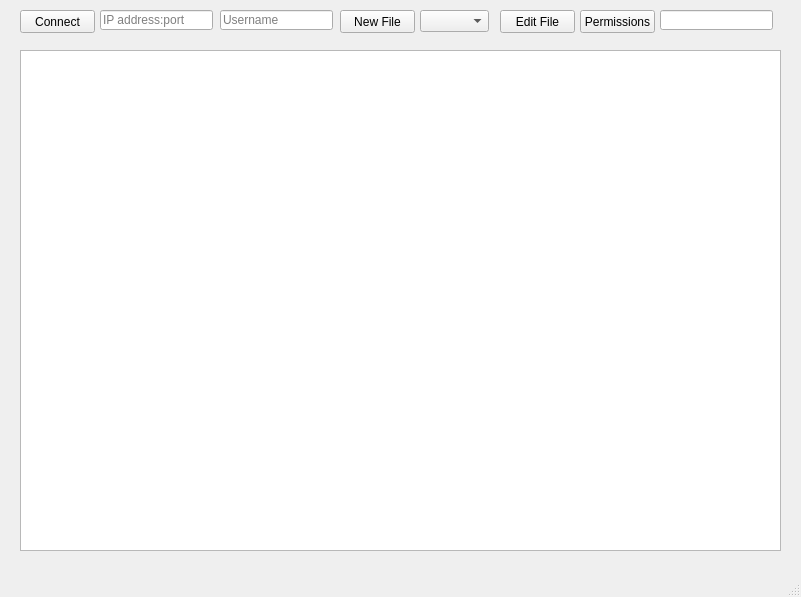
Above: src/GUI_client.ui from AnnabellKuldmaa/ds16 before the change. Below: the same form after it.
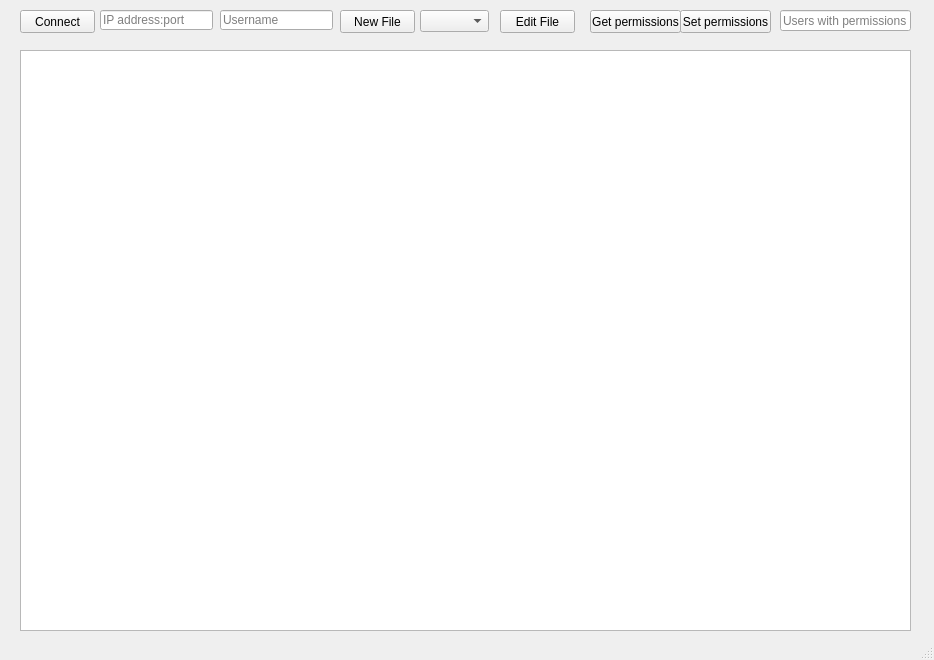
That is the form after the change.

What changed in the file:
```diff
--- a/src/GUI_client.ui
+++ b/src/GUI_client.ui
@@ -6,8 +6,8 @@
    <rect>
     <x>0</x>
     <y>0</y>
-    <width>801</width>
-    <height>597</height>
+    <width>934</width>
+    <height>660</height>
    </rect>
   </property>
   <property name="windowTitle">
@@ -19,8 +19,8 @@
      <rect>
       <x>20</x>
       <y>50</y>
-      <width>761</width>
-      <height>501</height>
+      <width>891</width>
+      <height>581</height>
      </rect>
     </property>
    </widget>
@@ -53,14 +53,14 @@
    <widget class="QPushButton" name="perm_btn">
     <property name="geometry">
      <rect>
-      <x>580</x>
+      <x>680</x>
       <y>10</y>
-      <width>75</width>
+      <width>91</width>
       <height>23</height>
      </rect>
     </property>
     <property name="text">
-     <string>Permissions</string>
+     <string>Set permissions</string>
     </property>
    </widget>
    <widget class="QLineEdit" name="IP_edit">
@@ -121,11 +121,27 @@
    <widget class="QLineEdit" name="perm_edit">
     <property name="geometry">
      <rect>
-      <x>660</x>
+      <x>780</x>
       <y>10</y>
-      <width>113</width>
-      <height>20</height>
+      <width>131</width>
+      <height>21</height>
      </rect>
+    </property>
+    <property name="placeholderText">
+     <string>Users with permissions</string>
+    </property>
+   </widget>
+   <widget class="QPushButton" name="get_perm_btn">
+    <property name="geometry">
+     <rect>
+      <x>590</x>
+      <y>10</y>
+      <width>91</width>
+      <height>23</height>
+     </rect>
+    </property>
+    <property name="text">
+     <string>Get permissions</string>
     </property>
    </widget>
   </widget>
```
Left out of the diff: 2 changed lines with no effect on the pictures.
